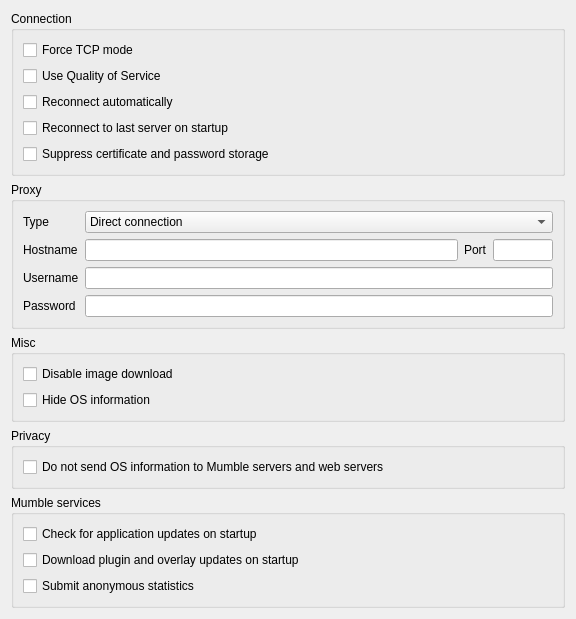
Piratonym/mumble, file src/mumble/NetworkConfig.ui: the form before one commit.
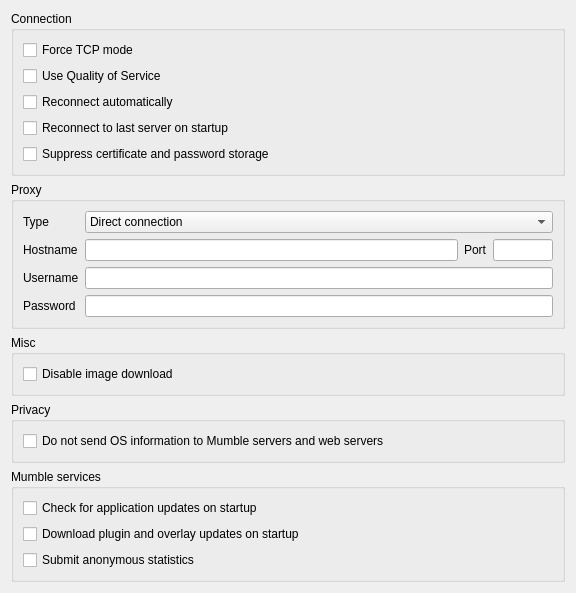
The form after the commit. Custom widgets are drawn as their Qt base class.

Commit message: Remove duplicate bHideOS entries

```diff
--- a/src/mumble/NetworkConfig.ui
+++ b/src/mumble/NetworkConfig.ui
@@ -292,20 +292,6 @@
         </property>
        </widget>
       </item>
-      <item>
-       <widget class="QCheckBox" name="qcbHideOS">
-        <property name="toolTip">
-         <string>Prevent OS information being sent to the server</string>
-        </property>
-        <property name="whatsThis">
-         <string>&lt;b&gt;Don't send OS information to the server&lt;/b&gt;&lt;br/&gt;
-Prevents the client from sending potentially identifying information about the operating system to the server.</string>
-        </property>
-        <property name="text">
-         <string>Hide OS information</string>
-        </property>
-       </widget>
-      </item>
      </layout>
     </widget>
    </item>
```
The commit also changes 2 other files.
